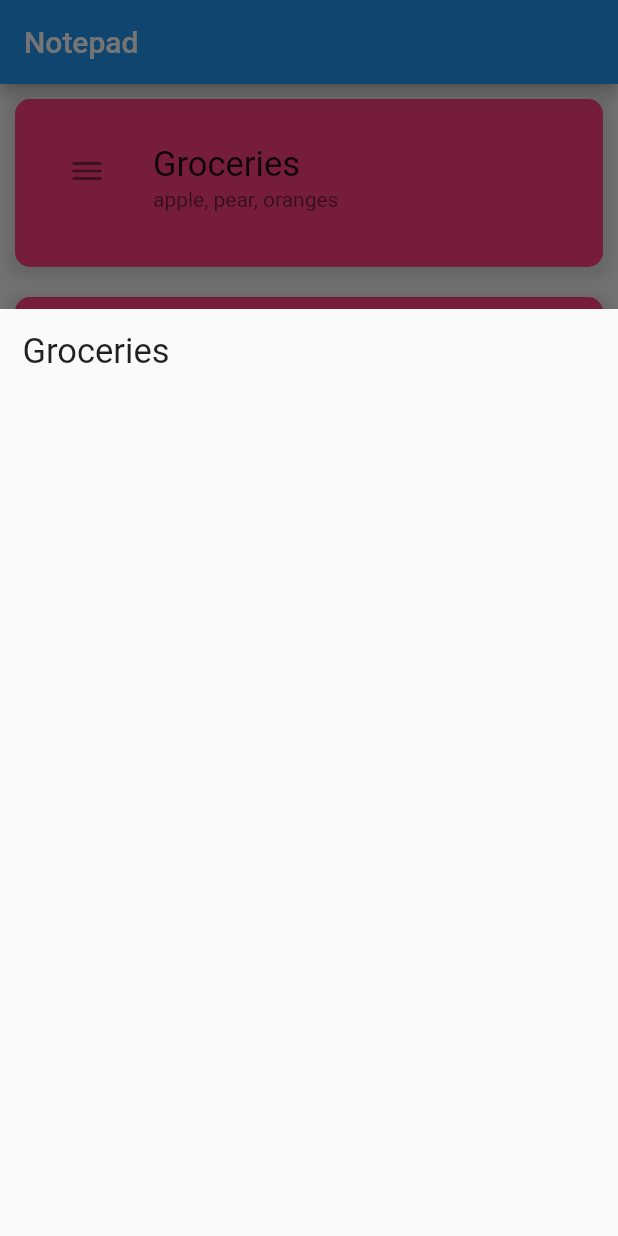
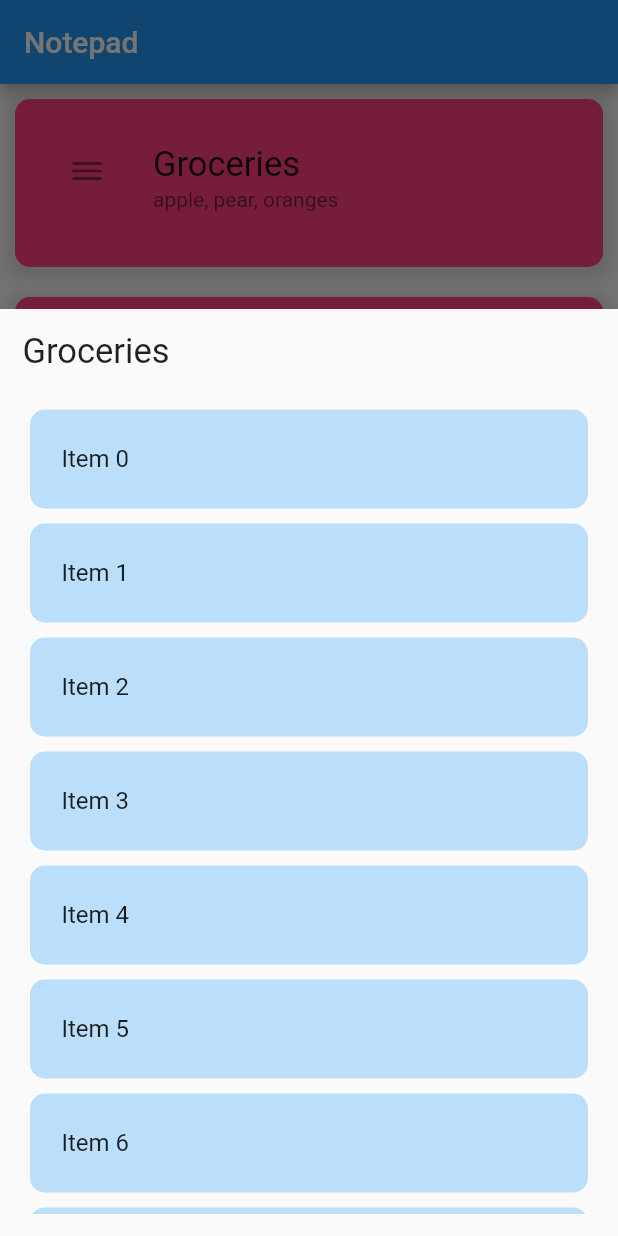
Before and after one commit to hilaryw29/new_notepad, a Flutter app: the screen it shows after launch, after a tap on "Groceries", on a phone screen of 412 x 824 dp. Run offline on Flutter 3.47's test engine with Material 2 defaults, Android fonts, the phone set to English and light mode, and no system bars.

Commit message:
added scrollable list to each note

```diff
--- a/lib/main.dart
+++ b/lib/main.dart
@@ -123,6 +123,35 @@ class _NotepadState extends State<Notepad> {
                       )
                     ],
                   ),
+                  new Expanded(
+                    child: DraggableScrollableSheet(
+                      builder:
+                          (BuildContext bc, ScrollController scrollController) {
+                        return Padding(
+                          padding: EdgeInsets.only(top: 20.0),
+                          child: ListView.builder(
+                            controller: scrollController,
+                            itemCount: 25,
+                            itemBuilder: (BuildContext context, int index) {
+                              return Container(
+                                child: ListTile(title: Text('Item $index')),
+                                decoration: BoxDecoration(
+                                  shape: BoxShape.rectangle,
+                                  color: Colors.blue[100],
+                                  borderRadius:
+                                      BorderRadius.all(Radius.circular(10)),
+                                ),
+                                padding: EdgeInsets.all(5.0),
+                                margin: EdgeInsets.all(5.0),
+                              );
+                            },
+                          ),
+                        );
+                      },
+                      initialChildSize: 1,
+                      minChildSize: 0.99,
+                    ),
+                  ),
                 ],
               ),
             ),
```
